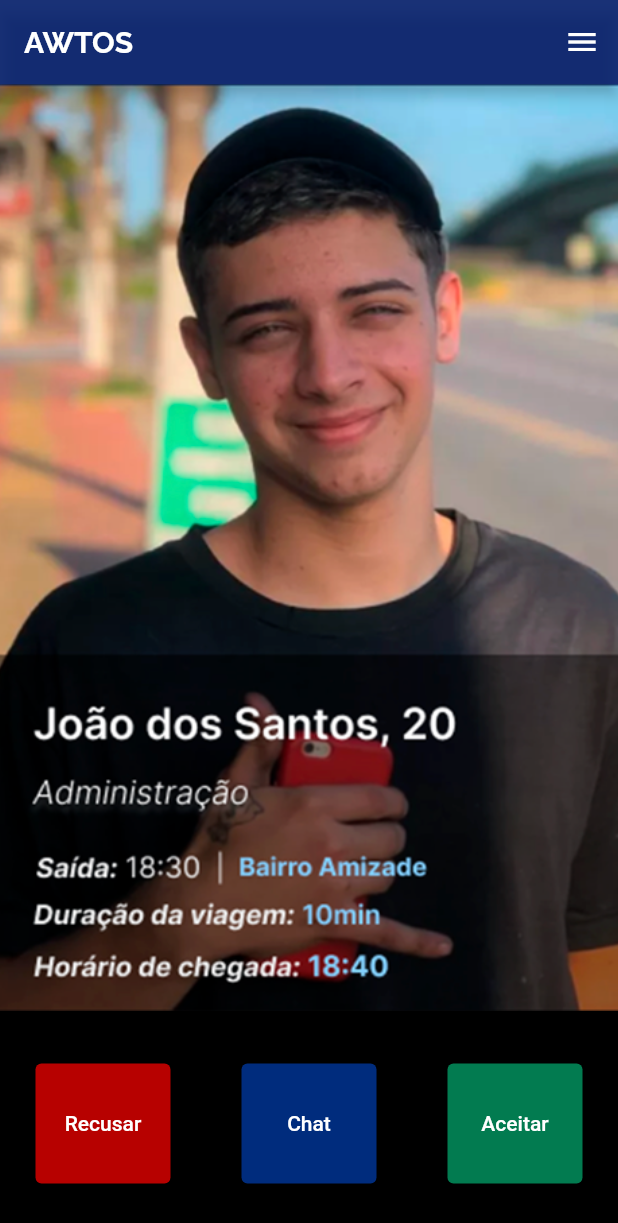
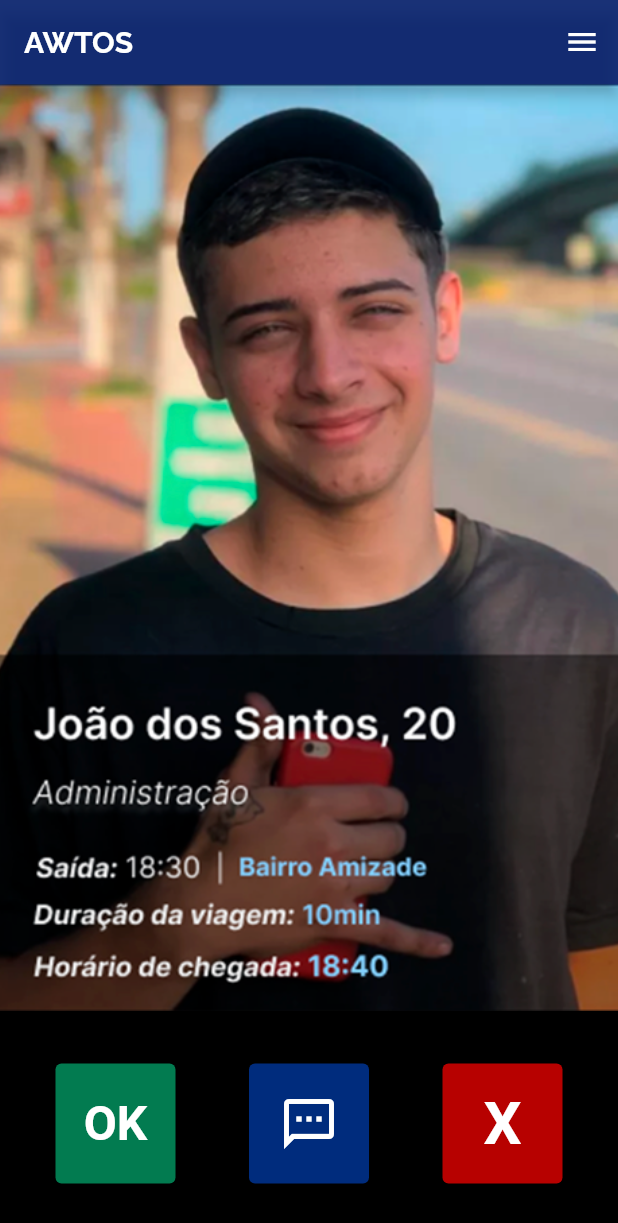
Before and after one commit to imxder/awtos, a Flutter app: the Passageiros screen opened directly, on a phone screen of 412 x 824 dp. Shown: the top 1223 px of the screen. Run offline on Flutter 3.47's test engine with Material 2 defaults, Android fonts, the phone set to English and light mode, and no system bars; our stand-ins replace google_maps_flutter.

Commit message:
finalizando telas

```diff
--- a/lib/login/widgets/logo.widget.dart
+++ b/lib/login/widgets/logo.widget.dart
@@ -16,7 +16,7 @@ class _LogoState extends State<Logo> {
         'AWTOS',
         style: TextStyle(
           fontFamily: 'Raleway',
-          fontSize: 65,
+          fontSize: 55,
           fontWeight: FontWeight.bold,
           color: Color.fromARGB(255, 0, 41, 123),
         ),
--- a/lib/menu/NavBar.dart
+++ b/lib/menu/NavBar.dart
@@ -10,6 +10,10 @@ class NavBar extends StatefulWidget {
 class _NavBarState extends State<NavBar> {
   @override
   Widget build(BuildContext context) {
-    return const Drawer();
+    return const  Drawer(
+
+
+    );
+
   }
 }
--- a/lib/passageiros/passageiros.view.dart
+++ b/lib/passageiros/passageiros.view.dart
@@ -1,3 +1,4 @@
+import 'package:awtos/chats/chat.view.dart';
 import 'package:awtos/menu/NavBar.dart';
 import 'package:flutter/material.dart';
 
@@ -55,7 +56,7 @@ class _PassageirosState extends State<Passageiros> {
           ),
         ),
         Container(
-          color: Color.fromARGB(255, 0, 0, 0), // Cor da barra abaixo da AppBar
+          color: const Color.fromARGB(255, 0, 0, 0), // Cor da barra abaixo da AppBar
           height: 150, // Altura da barra preta
           child: Stack(
             children: [
@@ -65,45 +66,70 @@ class _PassageirosState extends State<Passageiros> {
                   mainAxisAlignment: MainAxisAlignment.spaceAround,
 
                   children: [
+                    const Padding(padding: EdgeInsets.only(right: 1)),
                     SizedBox(
-                      width: 90,
+                      width: 80,
                       height: 80,
                       child: ElevatedButton(
                         style: ElevatedButton.styleFrom(
-                          backgroundColor: const Color.fromARGB(255, 183, 1, -0),
+                          backgroundColor: const Color.fromARGB(255, 2, 123, 80),
                         ),
                         onPressed: () {
                           // Ação para recusar
                         },
-                        child: const Text('Recusar'),
+                          child: const Text('OK',
+                          style: TextStyle(
+                            color: Color.fromARGB(255, 255, 255, 255),
+                            fontSize: 32,
+                            fontWeight: FontWeight.bold,
+                          ),
+
+                        ),
                       ),
                     ),
+                    const Padding(padding: EdgeInsets.only(right: 1)),
                     SizedBox(
-                      width: 90,
+                      width: 80,
                       height: 80,
                       child: ElevatedButton(
                         style: ElevatedButton.styleFrom(
                           backgroundColor: const Color.fromARGB(255, 0, 44, 125),
                         ),
                         onPressed: () {
-                          // Ação para chat
+                          Navigator.of(context).push(
+                            MaterialPageRoute(
+                              builder: (context) => const ChatPage(),
+                            ),
+                          );
                         },
-                        child: const Text('Chat'),
+                        child: const Icon(
+                        Icons.sms_outlined,
+
+                        size: 40,
+                        ),
                       ),
                     ),
+                    const Padding(padding: EdgeInsets.only(right: 1)),
                     SizedBox(
-                      width: 90,
+                      width: 80,
                       height: 80,
                       child: ElevatedButton(
                         style: ElevatedButton.styleFrom(
-                          backgroundColor:const Color.fromARGB(255, 2, 123, 80),
+                          backgroundColor:const Color.fromARGB(255, 183, 1, -0),
                         ),
                         onPressed: () {
                           // Ação para aceitar
                         },
-                        child: const Text('Aceitar'),
+                        child: const Text('X',
+                          style: TextStyle(
+                            color: Color.fromARGB(255, 255, 255, 255),
+                            fontSize: 40,
+                            fontWeight: FontWeight.bold,
+                          ),
+                        ),
                       ),
                     ),
+                   const Padding(padding: EdgeInsets.only(left: 1)),
                   ],
                 ),
               ),
--- a/pubspec.yaml
+++ b/pubspec.yaml
@@ -11,6 +11,7 @@ dependencies:
   flutter:
     sdk: flutter
   flutter_polyline_points: ^2.0.0
+  geocoding: ^2.1.0
   get: ^4.6.6
   google_maps_flutter: ^2.5.0
   google_maps_flutter_web: ^0.5.4+2
```
Also changed, not shown: lib/cadastro/cadastro.view.dart (+14 -3 lines), lib/chats/chat.view.dart (added, +74 -0 lines), lib/home/home.view.dart (+26 -11 lines), lib/home/widgets/titulo.widget.dart (deleted, +0 -16 lines), lib/range/range.view.dart (+32 -15 lines), pubspec.lock, 2 other files.
